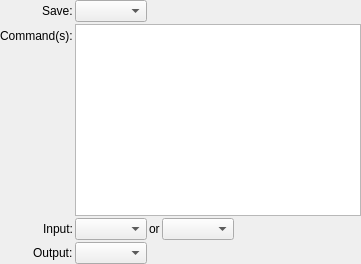
Above: src/prymatex/gui/support/ui_files/command.ui from prymatex/prymatex before the change. Below: the same form after it.
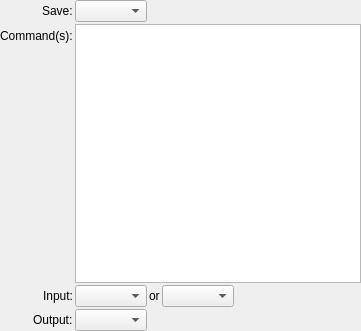
That is the form after the change.

The edit to the form file:
```diff
--- a/src/prymatex/gui/support/ui_files/command.ui
+++ b/src/prymatex/gui/support/ui_files/command.ui
@@ -7,7 +7,7 @@
     <x>0</x>
     <y>0</y>
     <width>361</width>
-    <height>264</height>
+    <height>331</height>
    </rect>
   </property>
   <property name="windowTitle">
@@ -64,7 +64,14 @@
     </widget>
    </item>
    <item row="1" column="1">
-    <widget class="QPlainTextEdit" name="command"/>
+    <widget class="QPlainTextEdit" name="command">
+     <property name="sizePolicy">
+      <sizepolicy hsizetype="Expanding" vsizetype="Expanding">
+       <horstretch>0</horstretch>
+       <verstretch>1</verstretch>
+      </sizepolicy>
+     </property>
+    </widget>
    </item>
    <item row="2" column="0">
     <widget class="QLabel" name="label_3">
```
